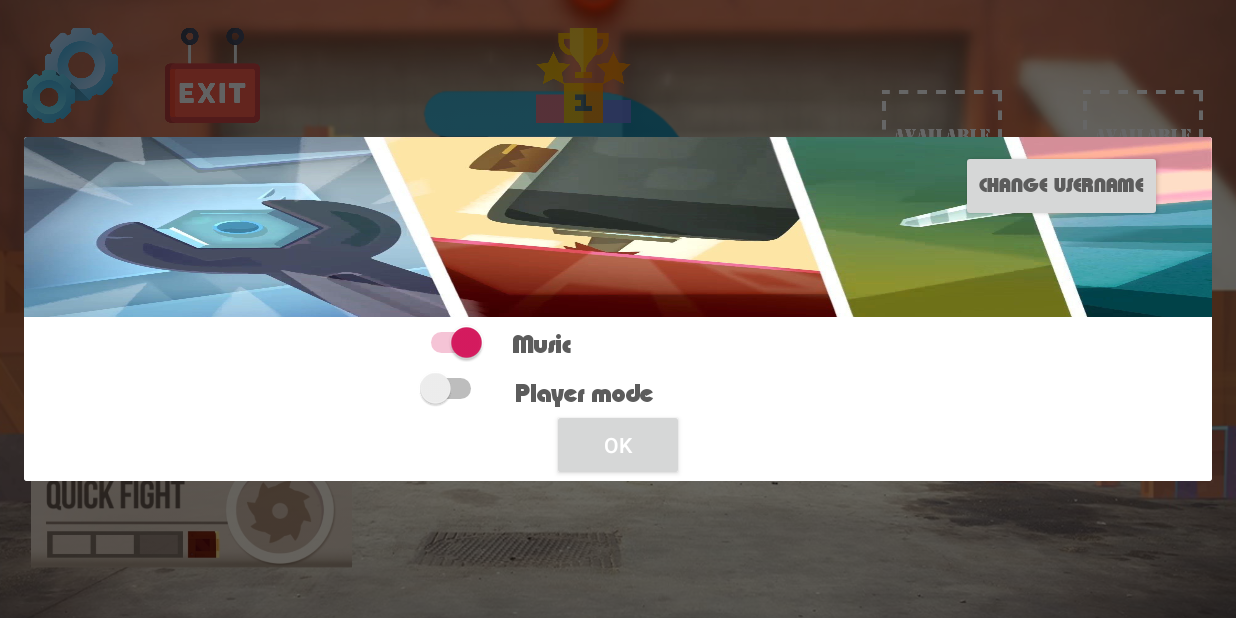
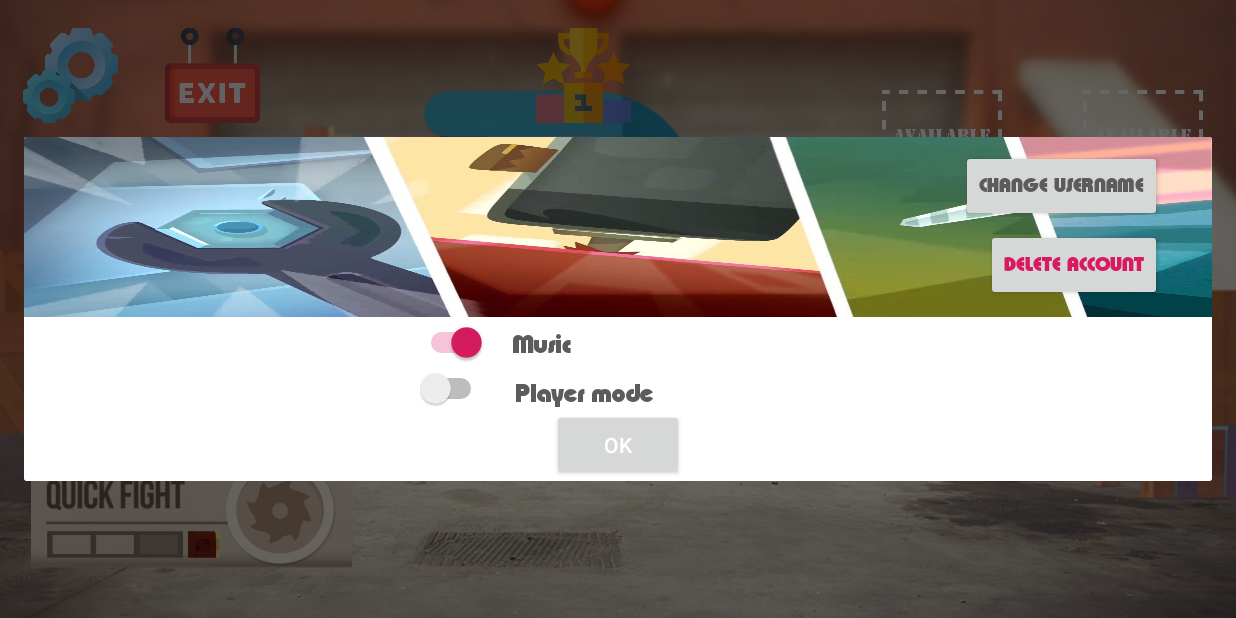
Before and after one commit to marko-todor/C.A.T.S-TDD, an Android app: the GarageFragment screen opened through its navigation route, after a tap on an icon or button, on a phone screen of 824 x 412 dp (held sideways). Run offline under Robolectric (Android 15) with nearby library versions, the phone set to English and light mode, and no system bars; our stand-ins replace Room's generated code; 5 statements that could not run were skipped.

Commit message:
Implemented deleting account

```diff
--- a/CATS/app/src/main/java/com/example/cats/GarageFragment.java
+++ b/CATS/app/src/main/java/com/example/cats/GarageFragment.java
@@ -375,7 +375,7 @@ public class GarageFragment extends Fragment {
             @Override
             public void onClick(View v) {
                 SettingsDialog alert = new SettingsDialog();
-                alert.showDialog(getActivity(), model);
+                alert.showDialog(getActivity(), model, GarageFragment.this);
             }
         });
 
--- a/CATS/app/src/main/java/com/example/cats/SettingsDialog.java
+++ b/CATS/app/src/main/java/com/example/cats/SettingsDialog.java
@@ -11,7 +11,7 @@ import android.widget.Switch;
 public class SettingsDialog {
 
 
-    public void showDialog(Activity activity, final MyViewModel model){
+    public void showDialog(Activity activity, final MyViewModel model, final GarageFragment garageFragment){
         final Dialog dialog = new Dialog(activity);
         dialog.requestWindowFeature(Window.FEATURE_NO_TITLE);
         dialog.setCancelable(false);
@@ -54,6 +54,16 @@ public class SettingsDialog {
             }
         });
 
+        Button button_delete_account = dialog.findViewById(R.id.button_delete_account);
+
+        button_delete_account.setOnClickListener(new View.OnClickListener() {
+            @Override
+            public void onClick(View v) {
+                DeleteDialog alert = new DeleteDialog();
+                alert.showDialog(activity, model, garageFragment, dialog);
+            }
+        });
+
         dialog.show();
 
     }
--- a/CATS/app/src/main/res/layout/setting_dialog.xml
+++ b/CATS/app/src/main/res/layout/setting_dialog.xml
@@ -113,4 +113,18 @@
         app:layout_constraintTop_toTopOf="parent"
         app:layout_constraintVertical_bias="0.046" />
 
+    <Button
+        android:id="@+id/button_delete_account"
+        android:layout_width="wrap_content"
+        android:layout_height="wrap_content"
+        android:fontFamily="@font/myfont"
+        android:text="Delete account"
+        android:textColor="@color/colorAccent"
+        app:layout_constraintBottom_toBottomOf="parent"
+        app:layout_constraintEnd_toEndOf="parent"
+        app:layout_constraintHorizontal_bias="0.951"
+        app:layout_constraintStart_toStartOf="parent"
+        app:layout_constraintTop_toTopOf="parent"
+        app:layout_constraintVertical_bias="0.336" />
+
 </androidx.constraintlayout.widget.ConstraintLayout>
```
Also changed, not shown: CATS/app/src/main/java/com/example/cats/DeleteDialog.java (added, +62 -0 lines), CATS/app/src/main/res/layout/fragment_delete_dialog.xml (added, +74 -0 lines).
